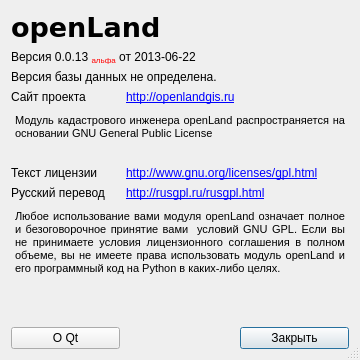
Qt form ui/openlandabout.ui (Biryuchkov/openLand) before a commit.
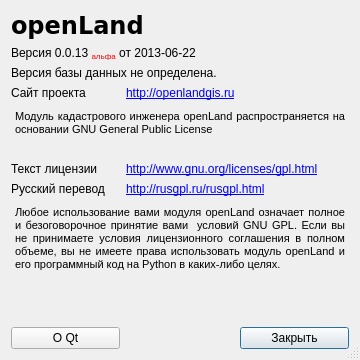
The same form after that commit. Icons and pictures are not drawn.

```diff
--- a/ui/openlandabout.ui
+++ b/ui/openlandabout.ui
@@ -43,7 +43,7 @@
       </font>
      </property>
      <property name="text">
-      <string>openLand</string>
+      <string>&lt;html&gt;&lt;head/&gt;&lt;body&gt;&lt;p&gt;&lt;span style=&quot; font-size:18pt; font-weight:600;&quot;&gt;openLand&lt;/span&gt;&lt;/p&gt;&lt;/body&gt;&lt;/html&gt;</string>
      </property>
      <property name="textFormat">
       <enum>Qt::RichText</enum>
```
